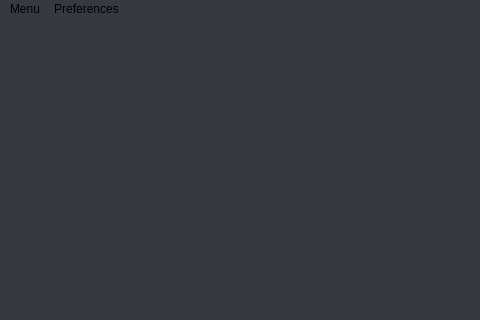
JohnCiubuc/DiscordTabbed, file src/DiscordTabbed.ui: the form before one commit; both pictures show x 0 to 480 and y 0 to 320 of the 901 by 497 pixel window.
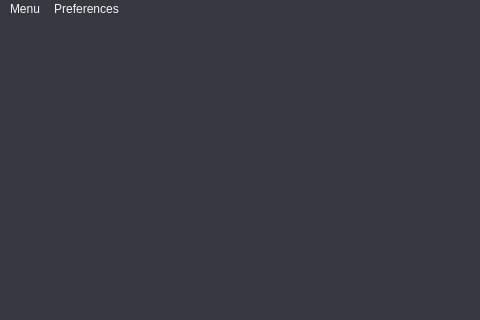
The form after the commit.

Patch:
```diff
--- a/src/DiscordTabbed.ui
+++ b/src/DiscordTabbed.ui
@@ -14,7 +14,8 @@
    <string>DiscordTabbed</string>
   </property>
   <property name="styleSheet">
-   <string notr="true">background-color: rgb(54, 57, 63);</string>
+   <string notr="true">background-color: rgb(54, 57, 63);
+color: rgb(246, 245, 244);</string>
   </property>
   <widget class="QWidget" name="centralwidget">
    <layout class="QHBoxLayout" name="horizontalLayout">
```
Left out of the diff: 6 changed lines with no effect on the pictures.
